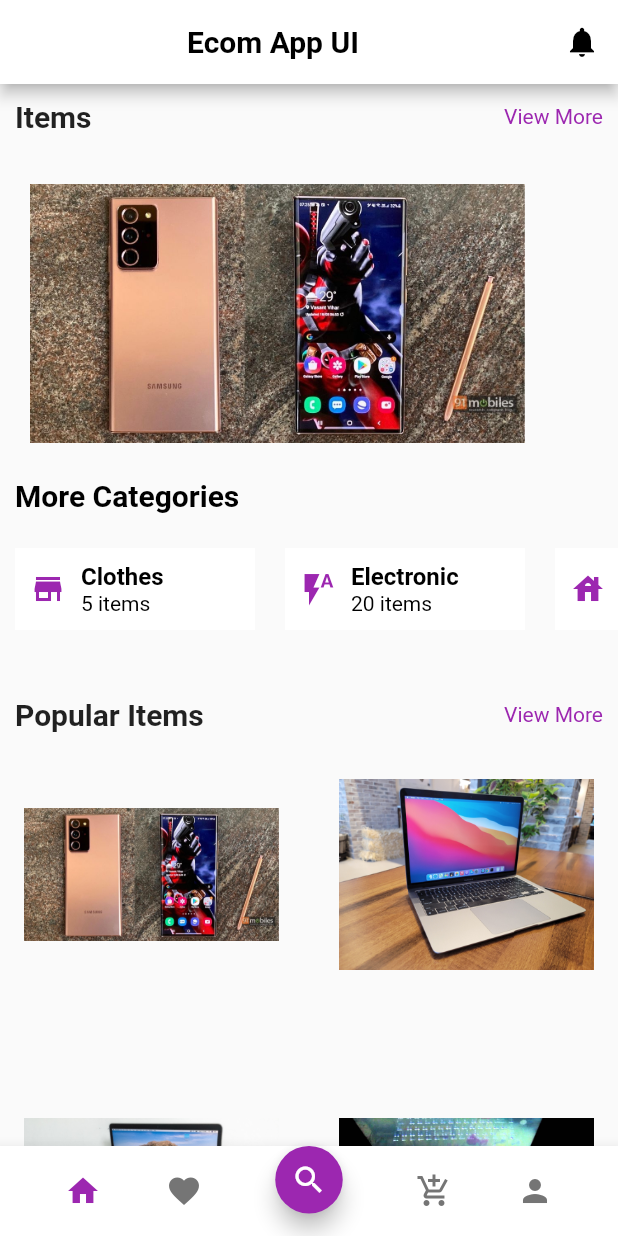
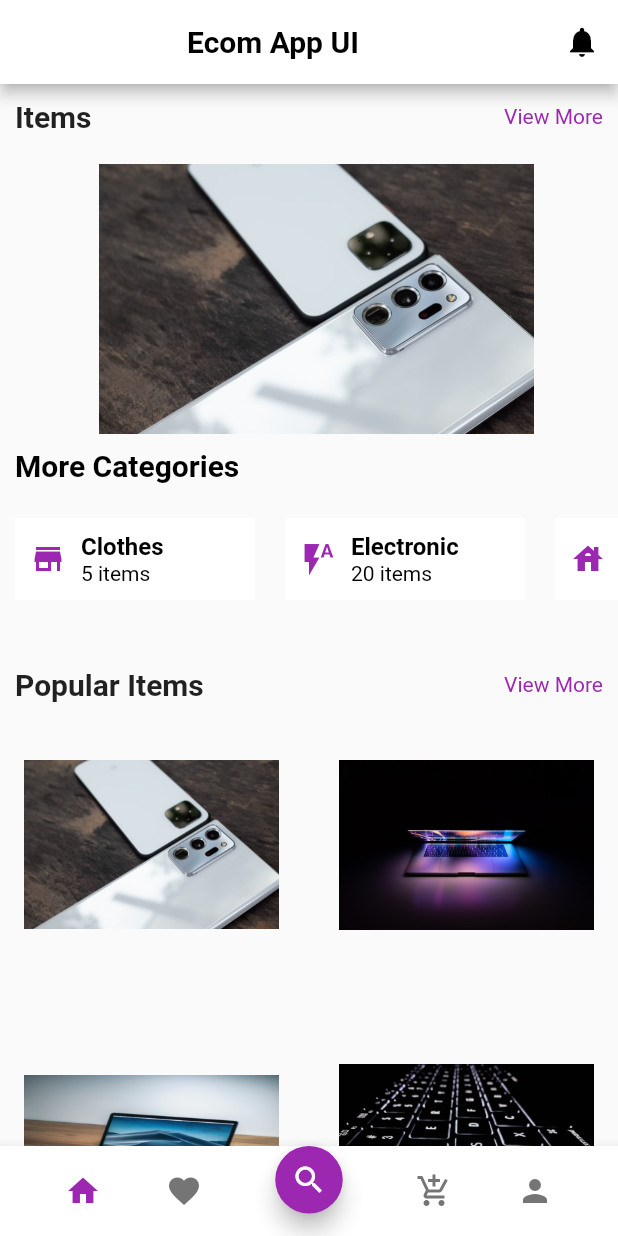
Before and after one commit to Shoaib-Ahmed993/Flutter-Tasks, a Flutter app: the screen it shows after launch, on a phone screen of 412 x 824 dp. Run offline on Flutter 3.47's test engine with Material 2 defaults, Android fonts, the phone set to English and light mode, and no system bars; our stand-ins replace math_expressions.

Commit message:
made some changes

```diff
--- a/screen/lib/screen.dart
+++ b/screen/lib/screen.dart
@@ -1,6 +1,6 @@
 
 import 'package:flutter/material.dart' ;
-import 'package:flutter_rating_bar/flutter_rating_bar.dart';
+// import 'package:flutter_rating_bar/flutter_rating_bar.dart';
 
 
 class Screen extends StatefulWidget {
@@ -65,16 +65,21 @@ class _ScreenState extends State<Screen> {
 
           // ************ Horizontal Items List *************
           Container(
-            height: 220,
+            height: 200,
+            width: 300,
             child: ListView(
               scrollDirection: Axis.horizontal,
               children:
                  List.generate(images.length, (index) {
                   return Container(
-                  margin: EdgeInsets.all(20),
-                  height: 210,
-                  width: 330,
-                  child: Image.asset(images[index]),
+                  margin: EdgeInsets.all(10),
+                  // height: 180,
+                  width: 300,
+                  child: Image.asset(
+                    images[index],
+                    width: MediaQuery.of(context).size.width,
+                    fit: BoxFit.cover,
+                  ),
                 );
               },
             )
```
Also changed, not shown: screen/assets/backlit keyboard.jpg, screen/assets/gaming pc.jpg, screen/assets/iphone12.jpg, screen/assets/macbook air.jpg, screen/assets/macbook pro.jpg, screen/assets/mercedes.jpg, screen/assets/note20 ultra.jpg.
